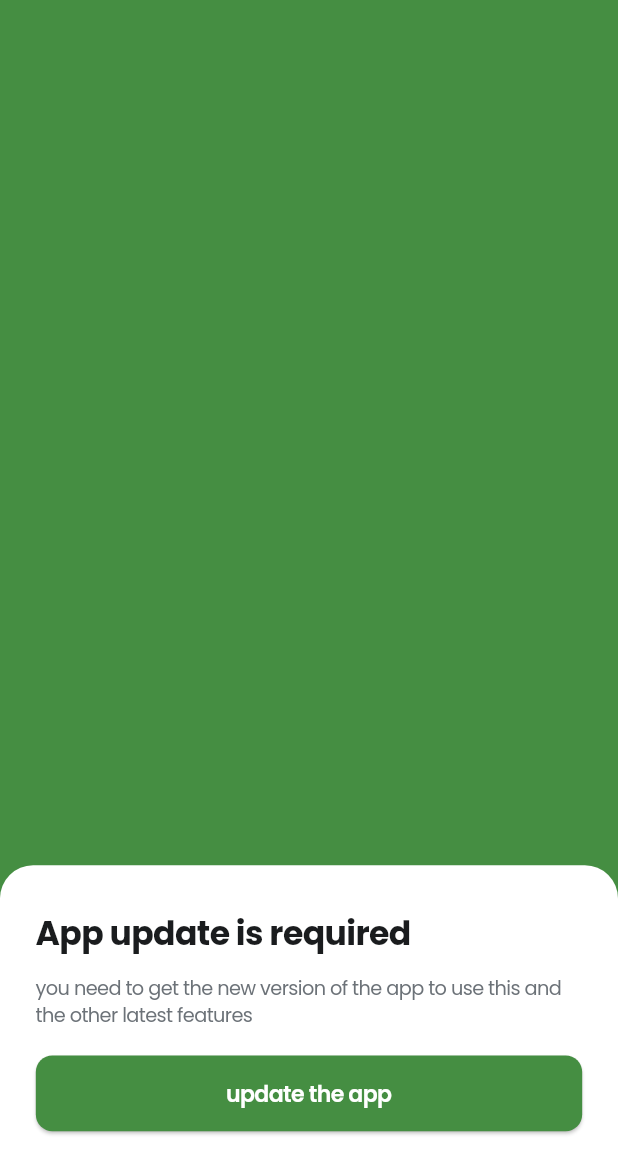
After one commit to corezenix/aktisada_app_flutter, a Flutter app: the UpdateNowScreen screen opened directly, on a phone screen of 412 x 824 dp. The commit adds this screen. Shown: the top 1174 px of the screen. Run offline on Flutter 3.47's test engine with Material 3 defaults, Android fonts, the phone set to English and light mode, and no system bars; our stand-ins replace carousel_slider, connectivity_plus, dartz, dio, dropdown_search, equatable and 9 more; missing offline and left inert: flutter_update_checker_plus; accounts and stored records are empty; network calls fail.

Commit message:
added update now screen and edit profile updates

```diff
--- a/lib/core/constants/app_strings.dart
+++ b/lib/core/constants/app_strings.dart
@@ -20,7 +20,7 @@ class _LoginStrings {
   final String title = "Login";
   final String description = "Enter your mobile number & password to log in";
   final String mobileFieldTitle = "Mobile number";
-  final String mobileFieldHint = "9876543210";
+  final String mobileFieldHint = "Enter your mobile number";
   final String passwordFieldTitle = "Password";
   final String passwordFieldHint = "Enter password";
   final String button = "Login";
--- /dev/null
+++ b/lib/features/dashboard/presentation/screens/update_now_screen.dart
@@ -0,0 +1,145 @@
+import 'dart:io';
+
+import 'package:flutter/material.dart';
+import 'package:flutter_screenutil/flutter_screenutil.dart';
+import 'package:url_launcher/url_launcher.dart';
+
+import '../../../../core/constants/app_colors.dart';
+import '../../../../core/constants/app_text_styles.dart';
+
+class UpdateNowScreen extends StatelessWidget {
+  const UpdateNowScreen({super.key});
+
+  // Android package name and iOS bundle identifier
+  static const String _androidPackageName = 'com.aktisada.tilemanager';
+  // Note: Replace with actual App Store ID (integer) when app is published
+  static const int? _iosAppStoreId = null;
+
+  Future<void> _launchStore(BuildContext context) async {
+    Uri? storeUrl;
+
+    try {
+      if (Platform.isAndroid) {
+        // Google Play Store URL
+        storeUrl = Uri.parse(
+          'https://play.google.com/store/apps/details?id=$_androidPackageName',
+        );
+      } else if (Platform.isIOS) {
+        // App Store URL
+        if (_iosAppStoreId != null) {
+          // Use App Store ID if available (numeric ID)
+          storeUrl = Uri.parse('https://apps.apple.com/app/id$_iosAppStoreId');
+        } else {
+          // Fallback: Use bundle identifier (will need App Store ID when published)
+          final bundleId = 'com.aktisada.tilemanager';
+          // Try itms-apps:// scheme first (opens App Store app directly)
+          storeUrl = Uri.parse(
+            'itms-apps://apps.apple.com/app/bundleid/$bundleId',
+          );
+        }
+      }
+
+      if (storeUrl != null) {
+        // Try to launch the store URL
+        if (await canLaunchUrl(storeUrl)) {
+          await launchUrl(storeUrl, mode: LaunchMode.externalApplication);
+        } else {
+          // If itms-apps:// fails, try HTTPS for iOS
+          if (Platform.isIOS && storeUrl.scheme == 'itms-apps') {
+            final httpsUrl = Uri.parse(
+              storeUrl.toString().replaceFirst('itms-apps://', 'https://'),
+            );
+            if (await canLaunchUrl(httpsUrl)) {
+              await launchUrl(httpsUrl, mode: LaunchMode.externalApplication);
+            } else {
+              throw Exception('Could not launch App Store');
+            }
+          } else {
+            throw Exception('Could not launch store');
+          }
+        }
+      }
+    } catch (e) {
+      debugPrint('Could not launch store: $e');
+      // Show error message to user
+      if (context.mounted) {
+        ScaffoldMessenger.of(context).showSnackBar(
+          const SnackBar(
+            content: Text('Could not open app store. Please update manually.'),
+          ),
+        );
+      }
+    }
+  }
+
+  @override
+  Widget build(BuildContext context) {
+    // Prevent back navigation
+    return PopScope(
+      canPop: false,
+      child: Scaffold(
+        backgroundColor: AppColors.primary,
+        body: Column(
+          mainAxisAlignment: MainAxisAlignment.end,
+          children: [
+            Container(
+              height: Platform.isAndroid
+                  ? MediaQuery.of(context).size.height * 0.3
+                  : MediaQuery.of(context).size.height * 0.26,
+              decoration: BoxDecoration(
+                color: AppColors.white,
+                borderRadius: BorderRadius.only(
+                  topLeft: Radius.circular(24.r),
+                  topRight: Radius.circular(24.r),
+                ),
+              ),
+              child: Padding(
+                padding: EdgeInsets.symmetric(horizontal: 24.w, vertical: 32.h),
+                child: Column(
+                  crossAxisAlignment: CrossAxisAlignment.start,
+                  mainAxisAlignment: MainAxisAlignment.spaceBetween,
+                  children: [
+                    Column(
+                      crossAxisAlignment: CrossAxisAlignment.start,
+                      children: [
+                        Text(
+                          'App update is required',
+                          style: AppTextStyles.base.s24.w700.primaryTextColor(),
+                        ),
+                        SizedBox(height: 12.h),
+                        Text(
+                          'you need to get the new version of the app to use this and the other latest features',
+                          style: AppTextStyles.base.s14.greyTextColor(),
+                        ),
+                      ],
+                    ),
+                    SizedBox(
+                      width: double.infinity,
+                      child: ElevatedButton(
+                        onPressed: () => _launchStore(context),
+                        style: ElevatedButton.styleFrom(
+                          backgroundColor: AppColors.primary, // Green
+                          padding: EdgeInsets.symmetric(vertical: 16.h),
+                          shape: RoundedRectangleBorder(
+                            borderRadius: BorderRadius.circular(12.r),
+                          ),
+                        ),
+                        child: Text(
+                          'update the app',
+                          style: AppTextStyles.base.s16.w600
+                              .whiteColor(), // White text
+                        ),
+                      ),
+                    ),
+
+                    if (Platform.isAndroid) SizedBox(height: 24.h),
+                  ],
+                ),
+              ),
+            ),
+          ],
+        ),
+      ),
+    );
+  }
+}
--- a/lib/features/my_products_list/presentation/bloc/my_products_bloc.dart
+++ b/lib/features/my_products_list/presentation/bloc/my_products_bloc.dart
@@ -443,8 +443,6 @@ class MyProductsBloc extends Bloc<MyProductsEvent, MyProductsState> {
         imageQuality: 80,
         maxWidth: 1024,
         maxHeight: 1024,
-        // This enables the Android photo picker on Android 13+ (API 33+)
-        requestFullMetadata: false,
       );
 
       if (image != null) {
@@ -469,8 +467,6 @@ class MyProductsBloc extends Bloc<MyProductsEvent, MyProductsState> {
         imageQuality: 80,
         maxWidth: 1024,
         maxHeight: 1024,
-        // This enables the Android photo picker on Android 13+ (API 33+)
-        requestFullMetadata: false,
       );
 
       if (image != null) {
--- a/lib/features/my_products_list/presentation/bloc/my_products_event.dart
+++ b/lib/features/my_products_list/presentation/bloc/my_products_event.dart
@@ -115,7 +115,7 @@ class UpdateProductRequested extends MyProductsEvent {
   final String sizeId;
   final String typeId;
   final String quantity;
-  final File imageFile;
+  final File? imageFile; // Nullable - null means don't update the image
   final String? materialId;
   final String? description;
 
@@ -128,7 +128,7 @@ class UpdateProductRequested extends MyProductsEvent {
     required this.sizeId,
     required this.typeId,
     required this.quantity,
-    required this.imageFile,
+    this.imageFile, // Optional - if null, API keeps existing image
     this.materialId,
     this.description,
   });
--- a/pubspec.yaml
+++ b/pubspec.yaml
@@ -16,7 +16,7 @@ publish_to: "none" # Remove this line if you wish to publish to pub.dev
 # https://developer.apple.com/library/archive/documentation/General/Reference/InfoPlistKeyReference/Articles/CoreFoundationKeys.html
 # In Windows, build-name is used as the major, minor, and patch parts
 # of the product and file versions while build-number is used as the build suffix.
-version: 1.0.0+3
+version: 1.0.0+2
 
 environment:
   sdk: ^3.8.1
@@ -48,6 +48,8 @@ dependencies:
   url_launcher: ^6.3.2
   share_plus: ^11.1.0
   connectivity_plus: ^5.0.2
+  flutter_update_checker_plus: ^0.0.2
+  package_info_plus: ^9.0.0
 
 dev_dependencies:
   # The "flutter_lints" package below contains a set of recommended lints to
```
Also changed, not shown: lib/core/services/image_service.dart (+2 -7 lines), lib/features/auth/presentation/screens/splash_page.dart (+34 -5 lines), lib/features/my_products_list/presentation/screens/add_product_page.dart (+55 -14 lines), lib/features/product/data/datasources/product_remote_datasource.dart (+76 -20 lines), pubspec.lock, 7 other files.
